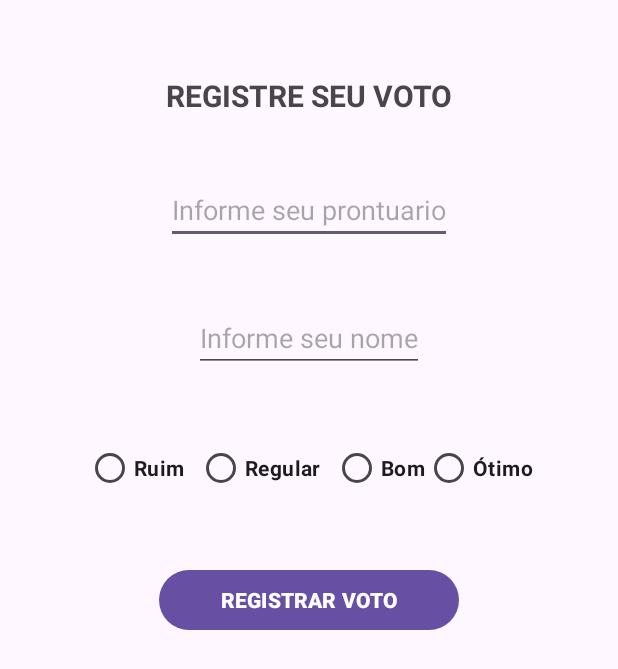
After one commit to joaoVieira1/exercicio_avaliativo2_dmo1, an Android app: the ParticiparActivity screen opened directly, with no data from a screen before it, on a phone screen of 412 x 824 dp. The commit adds this screen. Shown: the top 669 px of the screen. Run offline under Robolectric (Android 15) with nearby library versions, the phone set to English and light mode, and no system bars.

Commit message:
implementação camada UI

```diff
--- a/app/build.gradle.kts
+++ b/app/build.gradle.kts
@@ -5,7 +5,7 @@ plugins {
 
 android {
     namespace = "br.edu.ifsp.dmo1.exercicio_avaliativo2"
-    compileSdk = 34
+    compileSdk = 35
 
     defaultConfig {
         applicationId = "br.edu.ifsp.dmo1.exercicio_avaliativo2"
--- a/app/src/main/java/br/edu/ifsp/dmo1/exercicio_avaliativo2/data/database/DatabaseHelper.kt
+++ b/app/src/main/java/br/edu/ifsp/dmo1/exercicio_avaliativo2/data/database/DatabaseHelper.kt
@@ -20,7 +20,7 @@ class DatabaseHelper(context: Context) : SQLiteOpenHelper(context, DATABASE_KEYS
                 "${DATABASE_KEYS.COLUMN_PRONTUARIO} TEXT NOT NULL, " +
                 "${DATABASE_KEYS.COLUMN_NOME} TEXT NOT NULL, " +
                 "${DATABASE_KEYS.COLUMN_VOTO} TEXT NOT NULL, " +
-                "UNIQUE (${DATABASE_KEYS.COLUMN_PRONTUARIO}))"
+                "UNIQUE (${DATABASE_KEYS.COLUMN_PRONTUARIO}) )"
 
         const val DROP_TABLE = "DROP TABLE IF EXISTS ${DATABASE_KEYS.TABLE_NAME}"
     }
--- a/app/src/main/java/br/edu/ifsp/dmo1/exercicio_avaliativo2/data/database/UsuarioDao.kt
+++ b/app/src/main/java/br/edu/ifsp/dmo1/exercicio_avaliativo2/data/database/UsuarioDao.kt
@@ -5,7 +5,7 @@ import br.edu.ifsp.dmo1.exercicio_avaliativo2.data.model.Usuario
 
 class UsuarioDao(private val dbHelper: DatabaseHelper) {
 
-    fun insert(usuario: Usuario){
+    fun insert(usuario: Usuario): Long{
 
         val db = dbHelper.writableDatabase
         val values = ContentValues().apply {
@@ -14,7 +14,7 @@ class UsuarioDao(private val dbHelper: DatabaseHelper) {
             put(DatabaseHelper.DATABASE_KEYS.COLUMN_VOTO, usuario.voto)
         }
 
-        db.insert(DatabaseHelper.DATABASE_KEYS.TABLE_NAME, null, values)
+        return db.insert(DatabaseHelper.DATABASE_KEYS.TABLE_NAME, null, values)
 
     }
 
--- /dev/null
+++ b/app/src/main/java/br/edu/ifsp/dmo1/exercicio_avaliativo2/ui/participar/ParticiparActivity.kt
@@ -0,0 +1,90 @@
+package br.edu.ifsp.dmo1.exercicio_avaliativo2.ui.participar
+
+import android.content.Intent
+import android.os.Bundle
+import android.view.View
+import androidx.appcompat.app.AppCompatActivity
+import br.edu.ifsp.dmo1.exercicio_avaliativo2.R
+import br.edu.ifsp.dmo1.exercicio_avaliativo2.data.model.Usuario
+import br.edu.ifsp.dmo1.exercicio_avaliativo2.databinding.ActivityParticiparBinding
+import br.edu.ifsp.dmo1.exercicio_avaliativo2.ui.checar.ChecarActivity
+
+
+class ParticiparActivity : AppCompatActivity() {
+
+    private lateinit var binding: ActivityParticiparBinding
+    private lateinit var prontuario: String
+    private lateinit var nome: String
+    private lateinit var voto: String
+    private lateinit var codigo: String
+
+    override fun onCreate(savedInstanceState: Bundle?) {
+        super.onCreate(savedInstanceState)
+        binding = ActivityParticiparBinding.inflate(layoutInflater)
+        setContentView(binding.root)
+
+        configInitUI()
+        configListeners()
+
+    }
+
+    private fun configInitUI(){
+        binding.buttonChecarVoto.visibility = View.GONE
+    }
+
+    private fun configListeners(){
+        binding.buttonRegistrarVoto.setOnClickListener { registraVoto()  }
+        binding.buttonChecarVoto.setOnClickListener { getChecarActitivy() }
+
+        binding.radiogroupVotos.setOnCheckedChangeListener { _, checkedId ->
+            if(checkedId == R.id.radio_ruim){
+                voto = Usuario.VOTOS.RUIM
+            }
+
+            if(checkedId == R.id.radio_regular){
+                voto = Usuario.VOTOS.REGULAR
+            }
+
+            if(checkedId == R.id.radio_bom){
+                voto = Usuario.VOTOS.BOM
+            }
+
+            if(checkedId == R.id.radio_otimo){
+                voto = Usuario.VOTOS.OTIMO
+            }
+        }
+
+    }
+
+    private fun pegarDados(){
+        prontuario = binding.inputProntuario.text.toString()
+        nome = binding.inputNome.text.toString()
+    }
+
+    private fun registraVoto(){
+        pegarDados()
+
+        codigo = prontuario + "XYZ"
+
+        binding.descricaoCodigoVerificacao.text = "Código de verificação do voto:"
+        binding.codigoVerificacao.text = codigo
+        binding.buttonChecarVoto.visibility = View.VISIBLE
+
+    }
+
+    private fun getChecarActitivy(){
+
+        val extras = Bundle()
+
+        extras.putString("prontuario", prontuario)
+        extras.putString("nome", nome)
+        extras.putString("voto", voto)
+        extras.putString("codigo", codigo)
+
+        val mIntent = Intent(this, ChecarActivity::class.java)
+        mIntent.putExtras(extras)
+        startActivity(mIntent)
+
+    }
+
+}
--- /dev/null
+++ b/app/src/main/res/layout/activity_participar.xml
@@ -0,0 +1,137 @@
+<?xml version="1.0" encoding="utf-8"?>
+<androidx.constraintlayout.widget.ConstraintLayout xmlns:android="http://schemas.android.com/apk/res/android"
+    android:layout_width="match_parent"
+    android:layout_height="match_parent"
+    xmlns:app="http://schemas.android.com/apk/res-auto">
+
+    <TextView
+        android:id="@+id/title_voto"
+        android:layout_width="wrap_content"
+        android:layout_height="wrap_content"
+        app:layout_constraintStart_toStartOf="parent"
+        app:layout_constraintEnd_toEndOf="parent"
+        app:layout_constraintTop_toTopOf="parent"
+        android:layout_marginTop="50dp"
+        android:textAllCaps="true"
+        android:textStyle="bold"
+        android:textAlignment="center"
+        android:textSize="20dp"
+        android:text="@string/title_voto"/>
+
+    <EditText
+        android:id="@+id/input_prontuario"
+        android:layout_width="wrap_content"
+        android:layout_height="wrap_content"
+        app:layout_constraintStart_toStartOf="parent"
+        app:layout_constraintEnd_toEndOf="parent"
+        app:layout_constraintTop_toBottomOf="@id/title_voto"
+        android:layout_marginTop="40dp"
+        android:hint="@string/hint_prontuario"
+        android:inputType="text"/>
+
+    <EditText
+        android:id="@+id/input_nome"
+        android:layout_width="wrap_content"
+        android:layout_height="wrap_content"
+        app:layout_constraintStart_toStartOf="parent"
+        app:layout_constraintEnd_toEndOf="parent"
+        app:layout_constraintTop_toBottomOf="@id/input_prontuario"
+        android:layout_marginTop="40dp"
+        android:hint="@string/hint_nome"
+        android:inputType="text"/>
+
+    <RadioGroup
+        android:id="@+id/radiogroup_votos"
+        android:layout_width="wrap_content"
+        android:layout_height="wrap_content"
+        app:layout_constraintStart_toStartOf="parent"
+        app:layout_constraintEnd_toEndOf="parent"
+        app:layout_constraintTop_toBottomOf="@id/input_nome"
+        android:orientation="horizontal"
+        android:layout_marginTop="40dp">
+
+        <RadioButton
+            android:id="@+id/radio_ruim"
+            android:layout_width="wrap_content"
+            android:layout_height="wrap_content"
+            android:text="@string/radio_ruim"
+            android:textStyle="bold"
+            android:layout_marginEnd="8dp"/>
+
+        <RadioButton
+            android:id="@+id/radio_regular"
+            android:layout_width="wrap_content"
+            android:layout_height="wrap_content"
+            android:text="@string/radio_regular"
+            android:textStyle="bold"
+            android:layout_marginEnd="8dp"/>
+
+        <RadioButton
+            android:id="@+id/radio_bom"
+            android:layout_width="wrap_content"
+            android:layout_height="wrap_content"
+            android:text="@string/radio_bom"
+            android:textStyle="bold"/>
+
+        <RadioButton
+            android:id="@+id/radio_otimo"
+            android:layout_width="wrap_content"
+            android:layout_height="wrap_content"
+            android:text="@string/radio_otimo"
+            android:textStyle="bold"/>
+    </RadioGroup>
+
+    <Button
+        android:id="@+id/button_registrar_voto"
+        android:layout_width="200dp"
+        android:layout_height="wrap_content"
+        app:layout_constraintStart_toStartOf="parent"
+        app:layout_constraintEnd_toEndOf="parent"
+        app:layout_constraintTop_toBottomOf="@id/radiogroup_votos"
+        android:layout_marginTop="40dp"
+        android:textAllCaps="true"
+        android:textStyle="bold"
+        android:text="@string/button_registrar_voto"
+        />
+
+    <TextView
+        android:id="@+id/descricao_codigo_verificacao"
+        android:layout_width="wrap_content"
+        android:layout_height="wrap_content"
+        app:layout_constraintStart_toStartOf="parent"
+        app:layout_constraintEnd_toEndOf="parent"
+        app:layout_constraintTop_toBottomOf="@id/button_registrar_voto"
+        android:layout_marginTop="35dp"
+        android:textAllCaps="true"
+        android:textStyle="bold"
+        android:textAlignment="center"
+        android:textSize="15dp"/>
+
+    <TextView
+        android:id="@+id/codigo_verificacao"
+        android:layout_width="wrap_content"
+        android:layout_height="wrap_content"
+        app:layout_constraintStart_toStartOf="parent"
+        app:layout_constraintEnd_toEndOf="parent"
+        app:layout_constraintTop_toBottomOf="@id/descricao_codigo_verificacao"
+        android:layout_marginTop="60dp"
+        android:textAllCaps="true"
+        android:textStyle="bold"
+        android:textAlignment="center"
+        android:textSize="15dp"/>
+
+    <Button
+        android:id="@+id/button_checar_voto"
+        android:layout_width="200dp"
+        android:layout_height="wrap_content"
+        app:layout_constraintStart_toStartOf="parent"
+        app:layout_constraintEnd_toEndOf="parent"
+        app:layout_constraintTop_toBottomOf="@id/codigo_verificacao"
+        android:layout_marginTop="60dp"
+        android:textAllCaps="true"
+        android:textStyle="bold"
+        android:text="@string/button_checar"
+        />
+
+
+</androidx.constraintlayout.widget.ConstraintLayout>
--- a/app/src/main/res/values/strings.xml
+++ b/app/src/main/res/values/strings.xml
@@ -2,6 +2,19 @@
     <string name="app_name">exercicio_avaliativo2</string>
     <string name="button_participar">Participar da Pesquisa</string>
     <string name="button_checar">Checar meu Voto</string>
-    <string name="button_finalizar">Finalizar</string>
+    <string name="button_finalizar">Finalizar pesquisa</string>
     <string name="title">Pesquisa de Opinião - QUALIDADE DE ENSINO</string>
+    <string name="title_voto">Registre seu voto</string>
+    <string name="hint_prontuario">Informe seu prontuario</string>
+    <string name="hint_nome">Informe seu nome</string>
+    <string name="radio_ruim">Ruim</string>
+    <string name="radio_regular">Regular</string>
+    <string name="radio_bom">Bom</string>
+    <string name="radio_otimo">Ótimo</string>
+    <string name="button_registrar_voto">Registrar voto</string>
+    <string name="title_checar">checagem de voto</string>
+    <string name="label_voto">Seu voto foi: </string>
+    <string name="label_inserir_codigo">Insira seu código de verificação para finalizar a pesquisa</string>
+    <string name="hint_codigo">Informe seu código de verificação</string>
+    <string name="title_finalizar">Dados da pesquisa:</string>
 </resources>
```
Also changed, not shown: app/src/main/AndroidManifest.xml (+27 -0 lines), app/src/main/java/br/edu/ifsp/dmo1/exercicio_avaliativo2/data/repository/UsuarioRepository.kt (+7 -7 lines), app/src/main/java/br/edu/ifsp/dmo1/exercicio_avaliativo2/ui/checar/ChecarActivity.kt (added, +93 -0 lines), app/src/main/java/br/edu/ifsp/dmo1/exercicio_avaliativo2/ui/checar/ChecarViewModel.kt (added, +42 -0 lines), app/src/main/java/br/edu/ifsp/dmo1/exercicio_avaliativo2/ui/finalizar/FinalizarActivity.kt (added, +40 -0 lines), app/src/main/java/br/edu/ifsp/dmo1/exercicio_avaliativo2/ui/finalizar/FinalizarViewModel.kt (added, +37 -0 lines), app/src/main/java/br/edu/ifsp/dmo1/exercicio_avaliativo2/ui/main/MainActivity.kt (+17 -0 lines), app/src/main/res/layout/activity_checar.xml (added, +92 -0 lines), app/src/main/res/layout/activity_finalizar.xml (added, +91 -0 lines), app/src/main/res/layout/activity_main.xml (+0 -23 lines).
